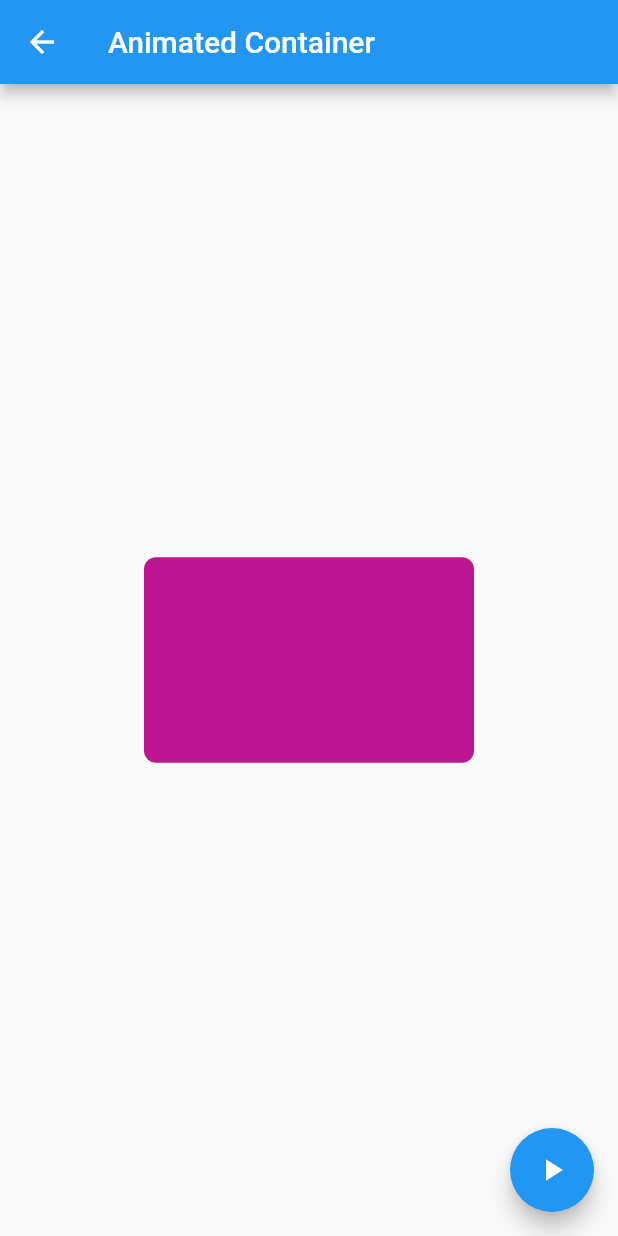
After one commit to ageyman/flutter-demo-app, a Flutter app: the BasicContainerAnimation screen opened by its route, after a tap on the "play arrow" icon, on a phone screen of 412 x 824 dp. The commit adds this screen. Run offline on Flutter 3.47's test engine with Material 2 defaults, Android fonts, the phone set to English and light mode, and no system bars.

Commit message:
Add: Basic Container Animation

```diff
--- /dev/null
+++ b/lib/BasicContainerAnimation/BasicContainerAnimation.dart
@@ -0,0 +1,55 @@
+import 'dart:math';
+import 'package:flutter/material.dart';
+
+class BasicContainerAnimation extends StatefulWidget {
+  @override
+  _BasicContainerAnimationState createState() =>
+      _BasicContainerAnimationState();
+}
+
+class _BasicContainerAnimationState extends State<BasicContainerAnimation> {
+  double _width = 50;
+  double _height = 50;
+  Color _color = Colors.green;
+  BorderRadiusGeometry _borderRadius = BorderRadius.circular(16);
+
+  @override
+  Widget build(BuildContext context) {
+    return Scaffold(
+      appBar: AppBar(
+        title: Text('Animated Container'),
+      ),
+      body: Center(
+        child: AnimatedContainer(
+          width: _width,
+          height: _height,
+          decoration: BoxDecoration(
+            color: _color,
+            borderRadius: _borderRadius,
+          ),
+          duration: Duration(milliseconds: 350),
+          curve: Curves.easeOut,
+        ),
+      ),
+      floatingActionButton: FloatingActionButton(
+        child: Icon(Icons.play_arrow),
+        onPressed: () => _animateContainer(),
+      ),
+    );
+  }
+
+  void _animateContainer() {
+    setState(() {
+      final random = Random();
+      _width = random.nextInt(300).toDouble();
+      _height = random.nextInt(300).toDouble();
+      _color = Color.fromRGBO(
+        random.nextInt(256),
+        random.nextInt(256),
+        random.nextInt(256),
+        1,
+      );
+      _borderRadius = BorderRadius.circular(random.nextInt(50).toDouble());
+    });
+  }
+}
--- a/lib/MainRouter/MainRouter.dart
+++ b/lib/MainRouter/MainRouter.dart
@@ -4,7 +4,6 @@ import 'package:flutter_navigation_app/main.dart';
 
 class Constants {
   static const title = 'Main Router';
-  static const buttonText = 'Push';
 }
 
 class MainRouter extends StatelessWidget {
--- a/lib/SecondScreen/SecondScreen.dart
+++ /dev/null
@@ -1,21 +0,0 @@
-import 'package:flutter/material.dart';
-import 'package:flutter_navigation_app/CustomWidgets/CustomElevatedButton.dart';
-
-class Constants {
-  static const title = 'Second Route';
-  static const buttonText = 'Pop';
-}
-
-class SecondRoute extends StatelessWidget {
-  @override
-  Widget build(BuildContext context) {
-    return Scaffold(
-        appBar: AppBar(title: Text(Constants.title)),
-        body: Container(
-          color: Colors.grey,
-          child: Center(
-            child: CustomElevatedButton(Constants.title, Navigate.pop, null),
-          ),
-        ));
-  }
-}
--- a/lib/main.dart
+++ b/lib/main.dart
@@ -1,17 +1,18 @@
 import 'package:flutter/material.dart';
+import 'package:flutter_navigation_app/BasicContainerAnimation/BasicContainerAnimation.dart';
 
 import 'MainRouter/MainRouter.dart';
-import 'SecondScreen/SecondScreen.dart';
+
 
 class Routes {
   static const mainRoute = '/';
-  static const secondRoute = 'Second Route';
+  static const secondRoute = 'Basic Container Animation';
   static const thirdRoute = '';
   static const forthRoute = '';
 
   static final appRoutes = {
     Routes.mainRoute: (context) => MainRouter(),
-    Routes.secondRoute: (context) => SecondRoute(),
+    Routes.secondRoute: (context) => BasicContainerAnimation(),
   };
 }
 
```
